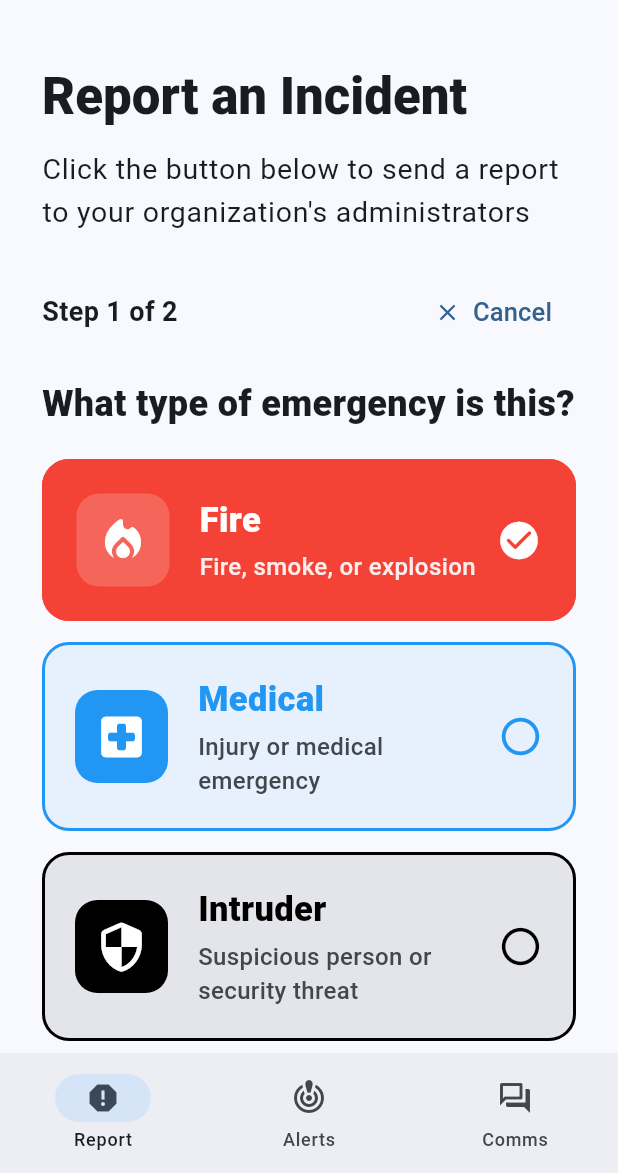
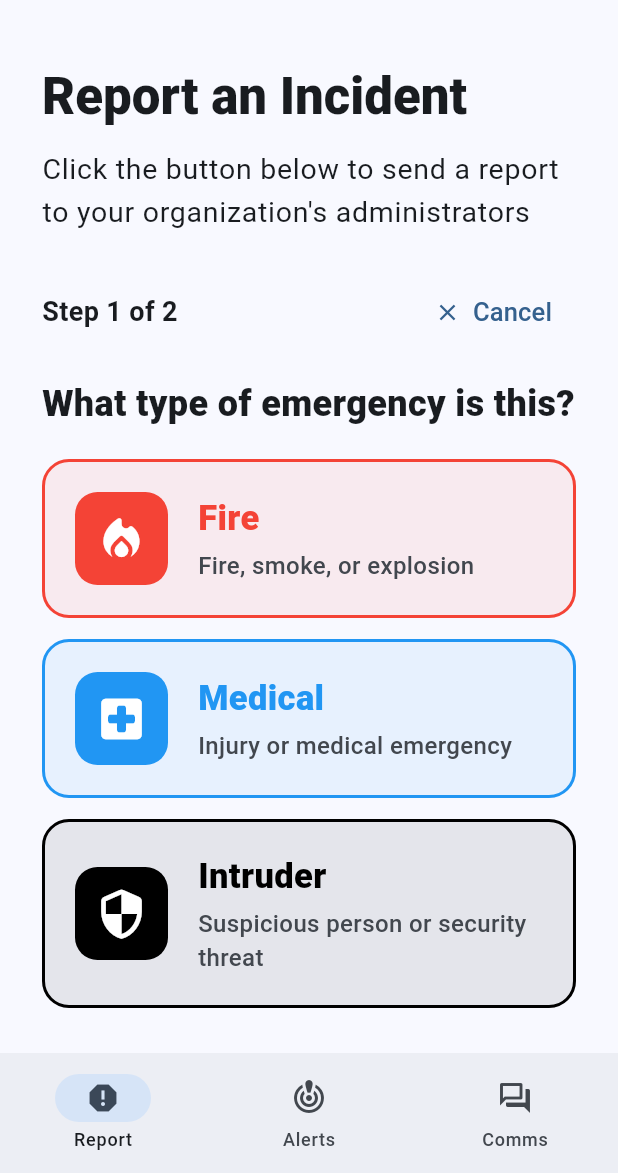
Before and after one commit to amcsz/cac2026, a Flutter app: the LoggedInPage screen opened directly with empty values, after a tap on "REPORT AN INCIDENT", on a phone screen of 412 x 824 dp, the part 63-1236 px from its top. Run offline on Flutter 3.47's test engine with Material 3 defaults, Android fonts, the phone set to English and light mode, and no system bars; our stand-ins replace firebase_core, firebase_messaging, flutter_local_notifications, shared_preferences, web; missing offline and left inert: dart:js_interop; accounts and stored records are empty; network calls fail.

Commit message:
modify apk

```diff
--- a/frontend/lib/pages/logged_in/report_tab.dart
+++ b/frontend/lib/pages/logged_in/report_tab.dart
@@ -20,7 +20,7 @@ class ReportTab extends StatelessWidget {
 
   final bool showReportForm;
   final int reportStep;
-  final String reportType;
+  final String? reportType;
   final bool submittingReport;
   final String? reportError;
   final String? reportSuccess;
@@ -159,7 +159,6 @@ class ReportTab extends StatelessWidget {
                     subtitle: 'Fire, smoke, or explosion',
                     icon: Icons.local_fire_department_rounded,
                     color: Colors.red,
-                    selected: reportType == 'fire',
                     onTap: () {
                       onReportTypeChanged('fire');
                       onNext();
@@ -171,7 +170,6 @@ class ReportTab extends StatelessWidget {
                     subtitle: 'Injury or medical emergency',
                     icon: Icons.local_hospital_rounded,
                     color: Colors.blue,
-                    selected: reportType == 'medical',
                     onTap: () {
                       onReportTypeChanged('medical');
                       onNext();
@@ -183,7 +181,6 @@ class ReportTab extends StatelessWidget {
                     subtitle: 'Suspicious person or security threat',
                     icon: Icons.security_rounded,
                     color: Colors.black,
-                    selected: reportType == 'intruder',
                     onTap: () {
                       onReportTypeChanged('intruder');
                       onNext();
@@ -201,7 +198,7 @@ class ReportTab extends StatelessWidget {
                       _ =>
                         'Add anything important you know, including what happened, who may be affected, and any immediate hazards...',
                     },
-                    style: TextStyle(
+                    style: const TextStyle(
                       fontSize: 24,
                       fontWeight: FontWeight.w800,
                     ),
@@ -301,7 +298,6 @@ class _EmergencyButton extends StatelessWidget {
     required this.subtitle,
     required this.icon,
     required this.color,
-    required this.selected,
     required this.onTap,
   });
 
@@ -309,13 +305,12 @@ class _EmergencyButton extends StatelessWidget {
   final String subtitle;
   final IconData icon;
   final Color color;
-  final bool selected;
   final VoidCallback onTap;
 
   @override
   Widget build(BuildContext context) {
     return Material(
-      color: selected ? color : color.withValues(alpha: 0.08),
+      color: color.withValues(alpha: 0.08),
       borderRadius: BorderRadius.circular(18),
       child: InkWell(
         onTap: onTap,
@@ -331,7 +326,7 @@ class _EmergencyButton extends StatelessWidget {
             borderRadius: BorderRadius.circular(18),
             border: Border.all(
               color: color,
-              width: selected ? 3 : 2,
+              width: 2,
             ),
           ),
           child: Row(
@@ -340,8 +335,7 @@ class _EmergencyButton extends StatelessWidget {
                 width: 62,
                 height: 62,
                 decoration: BoxDecoration(
-                  color:
-                      selected ? Colors.white.withValues(alpha: 0.18) : color,
+                  color: color,
                   borderRadius: BorderRadius.circular(15),
                 ),
                 child: Icon(
@@ -358,7 +352,7 @@ class _EmergencyButton extends StatelessWidget {
                     Text(
                       title,
                       style: TextStyle(
-                        color: selected ? Colors.white : color,
+                        color: color,
                         fontSize: 23,
                         fontWeight: FontWeight.w900,
                       ),
@@ -367,21 +361,13 @@ class _EmergencyButton extends StatelessWidget {
                     Text(
                       subtitle,
                       style: TextStyle(
-                        color: selected
-                            ? Colors.white.withValues(alpha: 0.9)
-                            : Theme.of(context).colorScheme.onSurfaceVariant,
+                        color: Theme.of(context).colorScheme.onSurfaceVariant,
                         fontSize: 16,
                         fontWeight: FontWeight.w500,
                       ),
                     ),
                   ],
                 ),
-              ),
-              const SizedBox(width: 12),
-              Icon(
-                selected ? Icons.check_circle_rounded : Icons.circle_outlined,
-                color: selected ? Colors.white : color,
-                size: 30,
               ),
             ],
           ),
--- a/frontend/lib/pages/logged_in_page.dart
+++ b/frontend/lib/pages/logged_in_page.dart
@@ -105,7 +105,7 @@ class _LoggedInPageState extends State<LoggedInPage> {
   int _selectedIndex = 0;
   bool _showReportForm = false;
   int _reportStep = 0;
-  String _reportType = 'fire';
+  String? _reportType;
   bool _submittingReport = false;
   String? _reportError;
   String? _reportSuccess;
@@ -954,7 +954,7 @@ class _LoggedInPageState extends State<LoggedInPage> {
 
     try {
       await ApiClient(token: widget.token).submitEmergencyReport(
-        emergencyType: _reportType,
+        emergencyType: _reportType!,
         details: _detailsController.text.trim(),
       );
 
@@ -962,7 +962,7 @@ class _LoggedInPageState extends State<LoggedInPage> {
         setState(() {
           _showReportForm = false;
           _reportStep = 0;
-          _reportType = 'fire';
+          _reportType = null;
           _detailsController.clear();
           _reportSuccess = 'Emergency report submitted.';
         });
@@ -999,7 +999,7 @@ class _LoggedInPageState extends State<LoggedInPage> {
     setState(() {
       _showReportForm = false;
       _reportStep = 0;
-      _reportType = 'fire';
+      _reportType = null;
       _detailsController.clear();
       _reportError = null;
     });
```
Also changed, not shown: 1 other file.
